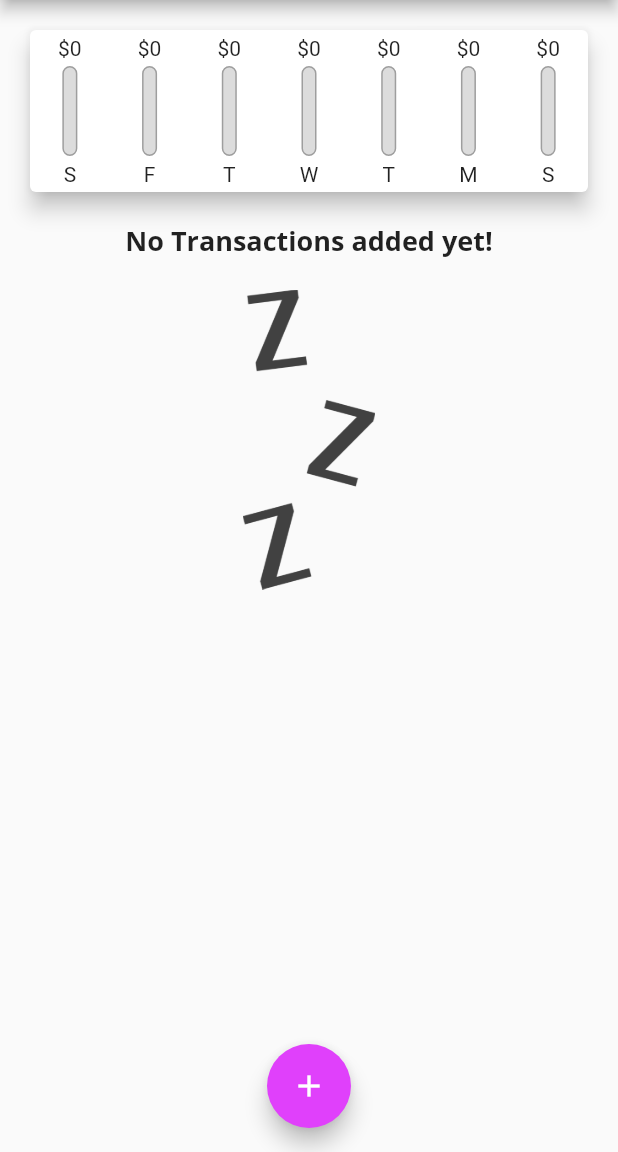
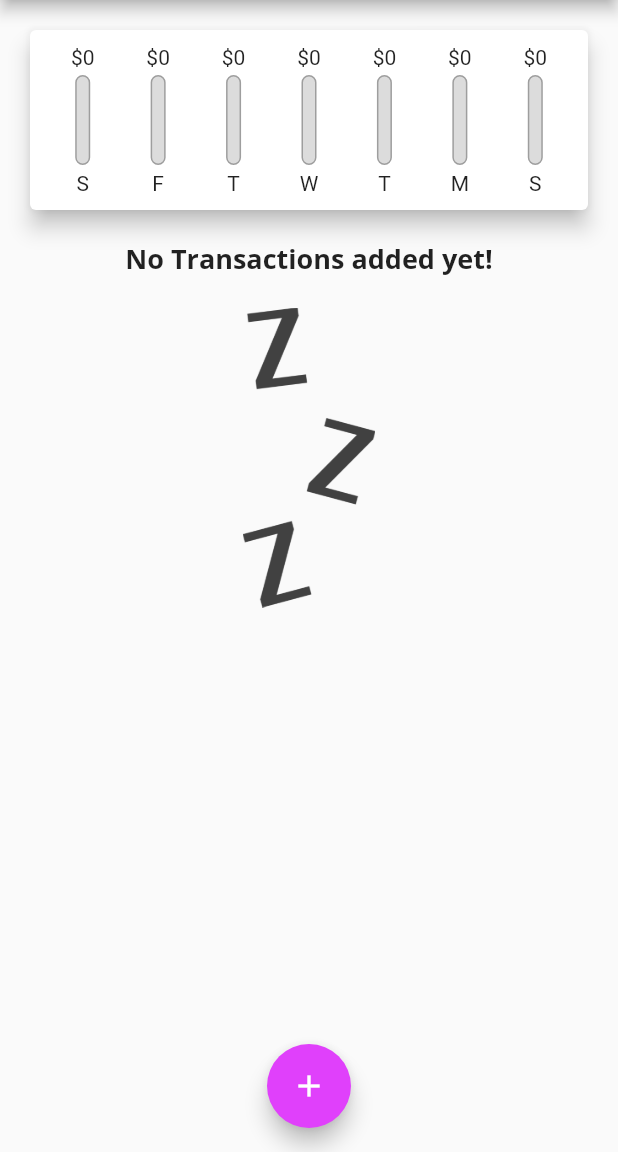
Before and after one commit to fffrowies/expense_planner, a Flutter app: the screen it shows after launch, on a phone screen of 412 x 824 dp, the part 84-1236 px from its top. Run offline on Flutter 3.47's test engine with Material 2 defaults, Android fonts, the phone set to English and light mode, and no system bars.

Commit message:
Chart finalizado

```diff
--- a/lib/widgets/chart.dart
+++ b/lib/widgets/chart.dart
@@ -43,6 +43,8 @@ class Chart extends StatelessWidget {
     return Card(
       elevation: 6,
       margin: EdgeInsets.all(20),
+      child: Padding(
+        padding: EdgeInsets.all(10),
         child: Row(
           mainAxisAlignment: MainAxisAlignment.spaceAround,
           children: groupedTransactionValues.map((data) {
@@ -58,6 +60,7 @@ class Chart extends StatelessWidget {
             );
           }).toList(),
         ),
+      ),
     );
   }
 }
--- a/lib/widgets/chart_bar.dart
+++ b/lib/widgets/chart_bar.dart
@@ -11,9 +11,6 @@ class ChartBar extends StatelessWidget {
   Widget build(BuildContext context) {
     return Column(
       children: <Widget>[
-        SizedBox(
-          height: 4,
-        ),
         FittedBox(
           child: Text('\$${spendingAmount.toStringAsFixed(0)}'),
         ),
@@ -51,9 +48,6 @@ class ChartBar extends StatelessWidget {
           height: 4,
         ),
         Text(label),
-        SizedBox(
-          height: 4,
-        ),
       ],
     );
   }
```
Lines whose indentation alone changed are shown as unchanged.
